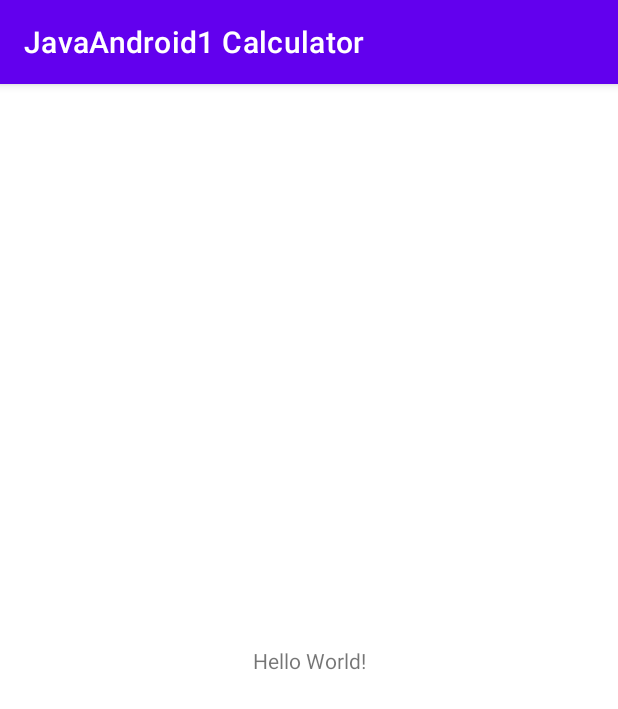
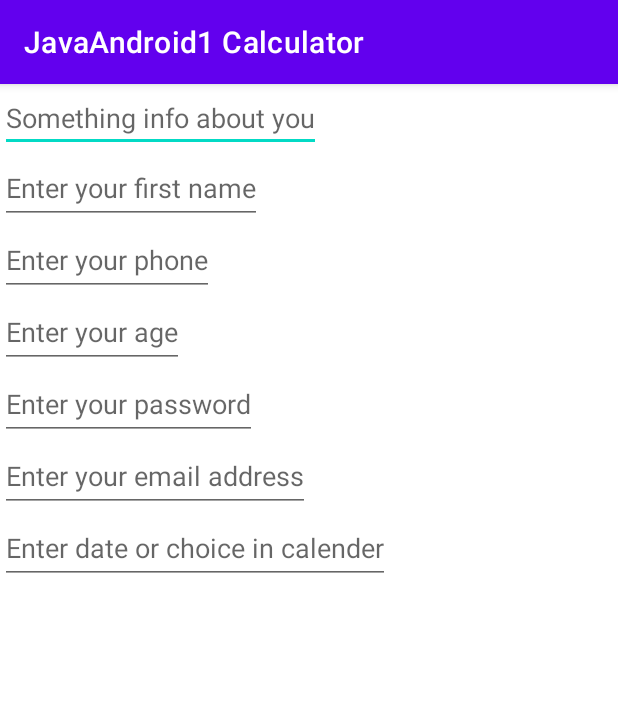
Before and after one commit to VolokhinAlex/Android-Calculator, an Android app: the screen it shows after launch (MainActivity), on a phone screen of 412 x 824 dp. Shown: the top 709 px of the screen. Run offline under Robolectric (Android 15) with nearby library versions, the light colour scheme and no system bars.

Commit message:
1. Создать проект со следующими пользовательскими элементами: TextView, EditText, Button, Switch, CheckBox, ToggleButton. Для работы использовать LinearLayout. Использовать различные шрифты, цвета, размеры, прочие атрибуты. 2. Создать ещё один макет (если не получается, то проект) с несколькими EditText, где использовать атрибут inputType: text, textPersonName, phone, number, textPassword, textEmailAddress и другие значения. 3. Добавить в проект элемент CalendarView.

```diff
--- a/app/src/main/java/com/example/java/android1/javaandroid1calculator/MainActivity.java
+++ b/app/src/main/java/com/example/java/android1/javaandroid1calculator/MainActivity.java
@@ -3,12 +3,27 @@ package com.example.java.android1.javaandroid1calculator;
 import androidx.appcompat.app.AppCompatActivity;
 
 import android.os.Bundle;
+import android.view.View;
+import android.widget.CalendarView;
+import android.widget.EditText;
 
 public class MainActivity extends AppCompatActivity {
 
     @Override
     protected void onCreate(Bundle savedInstanceState) {
         super.onCreate(savedInstanceState);
-        setContentView(R.layout.activity_main);
+        setContentView(R.layout.form_layout);
+
+        CalendarView calendarView = findViewById(R.id.calendar_view);
+        calendarView.setVisibility(View.INVISIBLE);
+        EditText dateTime = findViewById(R.id.date_field);
+
+        dateTime.setOnClickListener(view -> {
+            calendarView.setVisibility(View.VISIBLE);
+            calendarView.setOnDateChangeListener((calendarView1, year, month, dayOfMonth) -> {
+                dateTime.setText(String.format("%s/%s/%s", month, dayOfMonth, year));
+                calendarView.setVisibility(View.INVISIBLE);
+            });
+        });
     }
 }
--- /dev/null
+++ b/app/src/main/res/layout/form_layout.xml
@@ -0,0 +1,74 @@
+<?xml version="1.0" encoding="utf-8"?>
+<LinearLayout xmlns:android="http://schemas.android.com/apk/res/android"
+    xmlns:tools="http://schemas.android.com/tools"
+    android:layout_width="match_parent"
+    android:layout_height="match_parent"
+    android:orientation="vertical">
+
+    <EditText
+        android:id="@+id/text_field"
+        android:layout_width="wrap_content"
+        android:layout_height="wrap_content"
+        android:hint="Something info about you"
+        android:inputType="text" />
+
+    <EditText
+        android:id="@+id/name_field"
+        android:layout_width="wrap_content"
+        android:layout_height="wrap_content"
+        android:autofillHints="username"
+        android:hint="Enter your first name"
+        android:inputType="textPersonName"
+        android:minHeight="48dp" />
+
+    <EditText
+        android:id="@+id/phone_field"
+        android:layout_width="wrap_content"
+        android:layout_height="wrap_content"
+        android:autofillHints="phone"
+        android:hint="Enter your phone"
+        android:inputType="phone"
+        android:minHeight="48dp" />
+
+    <EditText
+        android:id="@+id/age_field"
+        android:layout_width="wrap_content"
+        android:layout_height="wrap_content"
+        android:autofillHints="age"
+        android:hint="Enter your age"
+        android:inputType="number"
+        android:minHeight="48dp" />
+
+    <EditText
+        android:id="@+id/password_field"
+        android:layout_width="wrap_content"
+        android:layout_height="wrap_content"
+        android:autofillHints="password"
+        android:hint="Enter your password"
+        android:inputType="textPassword"
+        android:minHeight="48dp" />
+
+    <EditText
+        android:id="@+id/email_address_field"
+        android:layout_width="wrap_content"
+        android:layout_height="wrap_content"
+        android:autofillHints="emailAddress"
+        android:hint="Enter your email address"
+        android:inputType="textEmailAddress"
+        android:minHeight="48dp" />
+
+    <EditText
+        android:id="@+id/date_field"
+        android:layout_width="wrap_content"
+        android:layout_height="wrap_content"
+        android:hint="Enter date or choice in calender"
+        android:inputType="date"
+        android:minHeight="48dp" />
+
+    <CalendarView
+        android:id="@+id/calendar_view"
+        android:layout_width="wrap_content"
+        android:layout_height="wrap_content"
+        android:layout_gravity="center" />
+
+</LinearLayout>
--- /dev/null
+++ b/app/src/main/res/values-night/strings.xml
@@ -0,0 +1,4 @@
+<?xml version="1.0" encoding="utf-8"?>
+<resources>
+    <string name="click">Click</string>
+</resources>
```
Also changed, not shown: app/src/main/res/layout-v28/activity_main.xml (added, +55 -0 lines), app/src/main/res/layout/activity_main.xml (+56 -9 lines), app/src/main/res/values/strings.xml (+17 -0 lines).
